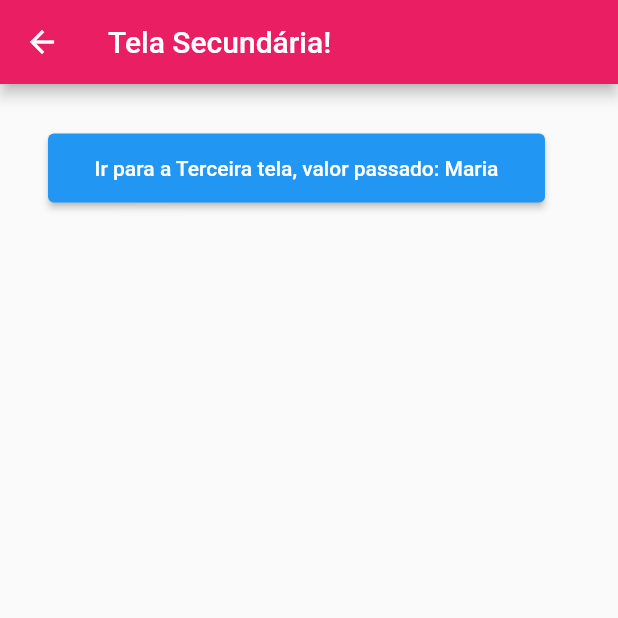
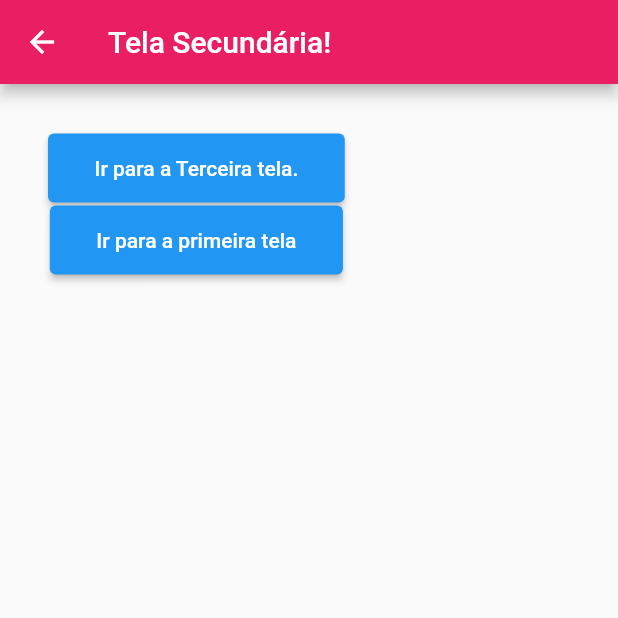
Before and after one commit to Lukerabr/Teste_Navegacao, a Flutter app: the screen it shows after launch, after a tap on "Ir para a segunda tela", on a phone screen of 412 x 824 dp, the top half of it. Run offline on Flutter 3.47's test engine with Material 2 defaults, Android fonts, the phone set to English and light mode, and no system bars.

```diff
--- a/lib/TelaPrincipal.dart
+++ b/lib/TelaPrincipal.dart
@@ -25,10 +25,7 @@ class _TelaPrincipalState extends State<TelaPrincipal> {
           children: <Widget>[
             ElevatedButton(
               onPressed: (){
-                Navigator.push(
-                    context,
-                    MaterialPageRoute(builder: (context)=>TelaSecundaria(valor: "Maria"))
-                );
+                Navigator.pushNamed(context, "/secundaria");
               },
               child: Padding(
                 padding: EdgeInsets.all(15),
--- a/lib/TelaSecundaria.dart
+++ b/lib/TelaSecundaria.dart
@@ -26,14 +26,20 @@ class _TelaSecundariaState extends State<TelaSecundaria> {
           children: <Widget>[
             ElevatedButton(
               onPressed: (){
-                Navigator.push(
-                    context,
-                    MaterialPageRoute(builder: (context)=>TerceiraTela())
-                );
+                Navigator.pushNamed(context, "/terceira");
               },
               child: Padding(
                 padding: EdgeInsets.all(15),
-                child: Text("Ir para a Terceira tela, valor passado: ${widget.valor}"),
+                child: Text("Ir para a Terceira tela."),
+              ),
+            ),
+            ElevatedButton(
+              onPressed: (){
+                Navigator.pushNamed(context, "/");
+              },
+              child: Padding(
+                padding: EdgeInsets.all(15),
+                child: Text("Ir para a primeira tela"),
               ),
             )
           ],
--- a/lib/main.dart
+++ b/lib/main.dart
@@ -1,8 +1,15 @@
 import 'package:flutter/material.dart';
+import 'package:navegacao/TelaSecundaria.dart';
+import 'package:navegacao/TerceiraTela.dart';
 import 'TelaPrincipal.dart';
 
 void main() {
   runApp(MaterialApp(
+    initialRoute: "/",
+    routes: {
+      "/secundaria": (context) => TelaSecundaria(),
+      "/terceira": (context) => TerceiraTela()
+    },
     debugShowCheckedModeBanner: false,
     home: TelaPrincipal(),
   ));
```
Also changed, not shown: lib/TerceiraTela.dart (+10 -1 lines).
